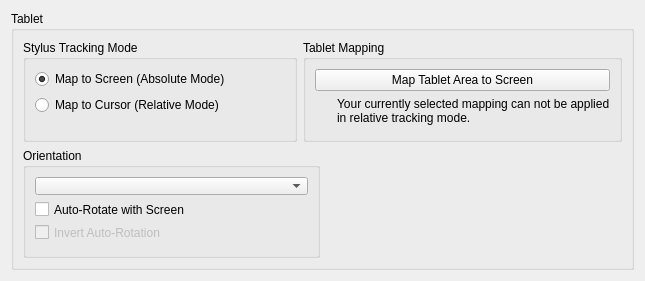
This is src/kcmodule/tabletpagewidget.ui in KDE/wacomtablet as Qt 5 draws it before an edit. The edited form follows.
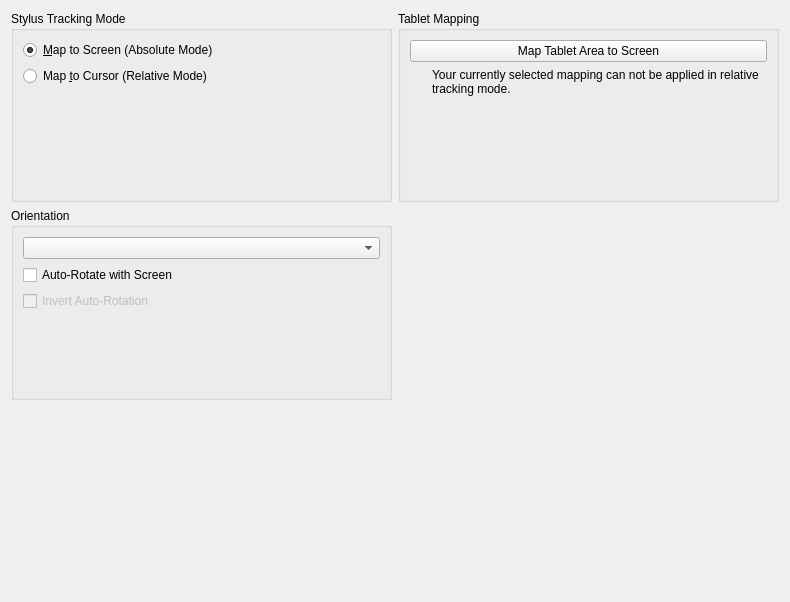
This is the edited form.

Commit message:
Make tabs scrollable
Make all tabs scrollable instead of relying on whole KCM scrolling,
which hides current profile/device name. This also removes extra
whitespace at the bottom of smaller tabs (e.g. Tablet/Touch).

Remove reduntand parent groupboxes in Tablet/Touch

The edit to the form file:
```diff
--- a/src/kcmodule/tabletpagewidget.ui
+++ b/src/kcmodule/tabletpagewidget.ui
@@ -6,18 +6,12 @@
    <rect>
     <x>0</x>
     <y>0</y>
-    <width>645</width>
-    <height>280</height>
+    <width>790</width>
+    <height>602</height>
    </rect>
   </property>
   <layout class="QVBoxLayout" name="verticalLayout_9">
    <item>
-    <widget class="QGroupBox" name="generalGroupBox">
-     <property name="title">
-      <string>Tablet</string>
-     </property>
-     <layout class="QVBoxLayout" name="verticalLayout_3">
-      <item>
        <layout class="QHBoxLayout" name="horizontalLayout_3">
         <item>
          <widget class="QGroupBox" name="trackingModeGroupBox">
@@ -43,7 +37,7 @@
               </sizepolicy>
              </property>
              <property name="text">
-              <string>Map to Screen (Absolute Mode)</string>
+           <string>&amp;Map to Screen (Absolute Mode)</string>
              </property>
              <property name="checked">
               <bool>true</bool>
@@ -59,7 +53,7 @@
               </sizepolicy>
              </property>
              <property name="text">
-              <string>Map to Cursor (Relative Mode)</string>
+           <string>Map &amp;to Cursor (Relative Mode)</string>
              </property>
             </widget>
            </item>
@@ -126,9 +120,6 @@
                  <height>16</height>
                 </size>
                </property>
-               <property name="text">
-                <string/>
-               </property>
               </widget>
              </item>
              <item>
@@ -237,9 +228,6 @@
          </widget>
         </item>
        </layout>
-      </item>
-     </layout>
-    </widget>
    </item>
    <item>
     <spacer name="verticalFreeSpacer">
```
Lines whose indentation alone changed are shown as unchanged. The commit also changes 3 other files.
